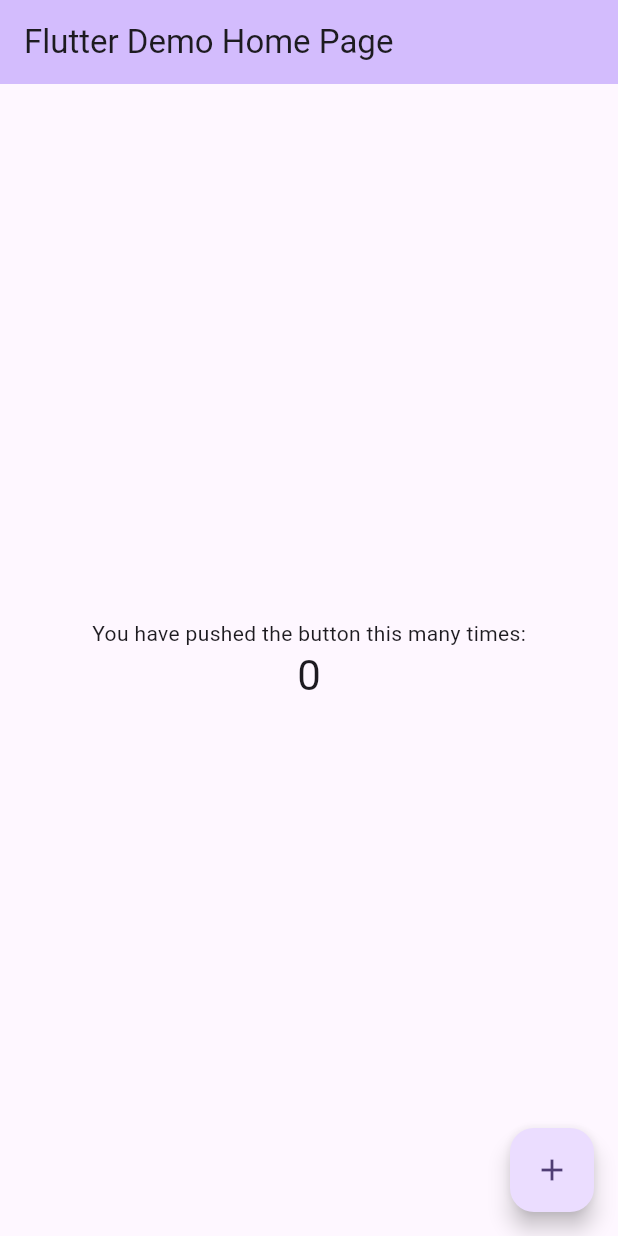
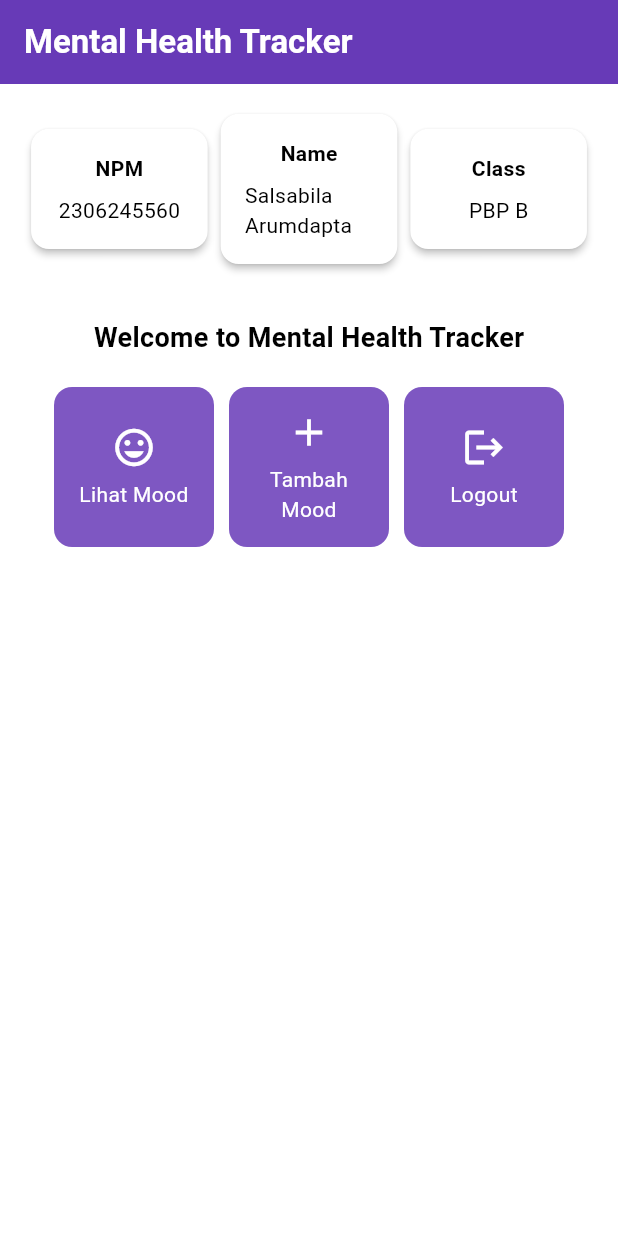
Before and after one commit to salsaaruum/mental-health-tracker-mobile, a Flutter app: the screen it shows after launch, on a phone screen of 412 x 824 dp. Run offline on Flutter 3.47's test engine with Material 3 defaults, Android fonts, the phone set to English and light mode, and no system bars.

Commit message:
Tutorial 6 Selesai

```diff
--- a/lib/main.dart
+++ b/lib/main.dart
@@ -1,4 +1,5 @@
 import 'package:flutter/material.dart';
+import 'package:mental_health_tracker_mobile/menu.dart';
 
 void main() {
   runApp(const MyApp());
@@ -28,98 +29,12 @@ class MyApp extends StatelessWidget {
         //
         // This works for code too, not just values: Most code changes can be
         // tested with just a hot reload.
-        colorScheme: ColorScheme.fromSeed(seedColor: Colors.deepPurple),
+         colorScheme: ColorScheme.fromSwatch(
+                primarySwatch: Colors.deepPurple,
+        ).copyWith(secondary: Colors.deepPurple[400]),
         useMaterial3: true,
       ),
-      home: const MyHomePage(title: 'Flutter Demo Home Page'),
+      home: MyHomePage(),
     );
   }
 }
-
-class MyHomePage extends StatefulWidget {
-  const MyHomePage({super.key, required this.title});
-
-  // This widget is the home page of your application. It is stateful, meaning
-  // that it has a State object (defined below) that contains fields that affect
-  // how it looks.
-
-  // This class is the configuration for the state. It holds the values (in this
-  // case the title) provided by the parent (in this case the App widget) and
-  // used by the build method of the State. Fields in a Widget subclass are
-  // always marked "final".
-
-  final String title;
-
-  @override
-  State<MyHomePage> createState() => _MyHomePageState();
-}
-
-class _MyHomePageState extends State<MyHomePage> {
-  int _counter = 0;
-
-  void _incrementCounter() {
-    setState(() {
-      // This call to setState tells the Flutter framework that something has
-      // changed in this State, which causes it to rerun the build method below
-      // so that the display can reflect the updated values. If we changed
-      // _counter without calling setState(), then the build method would not be
-      // called again, and so nothing would appear to happen.
-      _counter++;
-    });
-  }
-
-  @override
-  Widget build(BuildContext context) {
-    // This method is rerun every time setState is called, for instance as done
-    // by the _incrementCounter method above.
-    //
-    // The Flutter framework has been optimized to make rerunning build methods
-    // fast, so that you can just rebuild anything that needs updating rather
-    // than having to individually change instances of widgets.
-    return Scaffold(
-      appBar: AppBar(
-        // TRY THIS: Try changing the color here to a specific color (to
-        // Colors.amber, perhaps?) and trigger a hot reload to see the AppBar
-        // change color while the other colors stay the same.
-        backgroundColor: Theme.of(context).colorScheme.inversePrimary,
-        // Here we take the value from the MyHomePage object that was created by
-        // the App.build method, and use it to set our appbar title.
-        title: Text(widget.title),
-      ),
-      body: Center(
-        // Center is a layout widget. It takes a single child and positions it
-        // in the middle of the parent.
-        child: Column(
-          // Column is also a layout widget. It takes a list of children and
-          // arranges them vertically. By default, it sizes itself to fit its
-          // children horizontally, and tries to be as tall as its parent.
-          //
-          // Column has various properties to control how it sizes itself and
-          // how it positions its children. Here we use mainAxisAlignment to
-          // center the children vertically; the main axis here is the vertical
-          // axis because Columns are vertical (the cross axis would be
-          // horizontal).
-          //
-          // TRY THIS: Invoke "debug painting" (choose the "Toggle Debug Paint"
-          // action in the IDE, or press "p" in the console), to see the
-          // wireframe for each widget.
-          mainAxisAlignment: MainAxisAlignment.center,
-          children: <Widget>[
-            const Text(
-              'You have pushed the button this many times:',
-            ),
-            Text(
-              '$_counter',
-              style: Theme.of(context).textTheme.headlineMedium,
-            ),
-          ],
-        ),
-      ),
-      floatingActionButton: FloatingActionButton(
-        onPressed: _incrementCounter,
-        tooltip: 'Increment',
-        child: const Icon(Icons.add),
-      ), // This trailing comma makes auto-formatting nicer for build methods.
-    );
-  }
-}
--- /dev/null
+++ b/lib/menu.dart
@@ -0,0 +1,188 @@
+import 'package:flutter/material.dart';
+
+class MyHomePage extends StatelessWidget {
+  MyHomePage({super.key});
+
+    final String npm = '2306245560'; // NPM
+    final String name = 'Salsabila Arumdapta'; // Nama
+    final String className = 'PBP B'; // Kelas
+
+    final List<ItemHomepage> items = [
+         ItemHomepage("Lihat Mood", Icons.mood),
+         ItemHomepage("Tambah Mood", Icons.add),
+         ItemHomepage("Logout", Icons.logout),
+    ];
+
+   @override
+  Widget build(BuildContext context) {
+    // Scaffold menyediakan struktur dasar halaman dengan AppBar dan body.
+    return Scaffold(
+      // AppBar adalah bagian atas halaman yang menampilkan judul.
+      appBar: AppBar(
+        // Judul aplikasi "Mental Health Tracker" dengan teks putih dan tebal.
+        title: const Text(
+          'Mental Health Tracker',
+          style: TextStyle(
+            color: Colors.white,
+            fontWeight: FontWeight.bold,
+          ),
+        ),
+        // Warna latar belakang AppBar diambil dari skema warna tema aplikasi.
+        backgroundColor: Theme.of(context).colorScheme.primary,
+      ),
+      // Body halaman dengan padding di sekelilingnya.
+      body: Padding(
+        padding: const EdgeInsets.all(16.0),
+        // Menyusun widget secara vertikal dalam sebuah kolom.
+        child: Column(
+          crossAxisAlignment: CrossAxisAlignment.center,
+          children: [
+            // Row untuk menampilkan 3 InfoCard secara horizontal.
+            Row(
+              mainAxisAlignment: MainAxisAlignment.spaceEvenly,
+              children: [
+                InfoCard(title: 'NPM', content: npm),
+                InfoCard(title: 'Name', content: name),
+                InfoCard(title: 'Class', content: className),
+              ],
+            ),
+
+            // Memberikan jarak vertikal 16 unit.
+            const SizedBox(height: 16.0),
+
+            // Menempatkan widget berikutnya di tengah halaman.
+            Center(
+              child: Column(
+                // Menyusun teks dan grid item secara vertikal.
+
+                children: [
+                  // Menampilkan teks sambutan dengan gaya tebal dan ukuran 18.
+                  const Padding(
+                    padding: EdgeInsets.only(top: 16.0),
+                    child: Text(
+                      'Welcome to Mental Health Tracker',
+                      style: TextStyle(
+                        fontWeight: FontWeight.bold,
+                        fontSize: 18.0,
+                      ),
+                    ),
+                  ),
+
+                  // Grid untuk menampilkan ItemCard dalam bentuk grid 3 kolom.
+                  GridView.count(
+                    primary: true,
+                    padding: const EdgeInsets.all(20),
+                    crossAxisSpacing: 10,
+                    mainAxisSpacing: 10,
+                    crossAxisCount: 3,
+                    // Agar grid menyesuaikan tinggi kontennya.
+                    shrinkWrap: true,
+
+                    // Menampilkan ItemCard untuk setiap item dalam list items.
+                    children: items.map((ItemHomepage item) {
+                      return ItemCard(item);
+                    }).toList(),
+                  ),
+                ],
+              ),
+            ),
+          ],
+        ),
+      ),
+    );
+  }
+}
+
+class InfoCard extends StatelessWidget {
+  // Kartu informasi yang menampilkan title dan content.
+
+  final String title;  // Judul kartu.
+  final String content;  // Isi kartu.
+
+  const InfoCard({super.key, required this.title, required this.content});
+
+  @override
+  Widget build(BuildContext context) {
+    return Card(
+      // Membuat kotak kartu dengan bayangan dibawahnya.
+      elevation: 2.0,
+      child: Container(
+        // Mengatur ukuran dan jarak di dalam kartu.
+        width: MediaQuery.of(context).size.width / 3.5, // menyesuaikan dengan lebar device yang digunakan.
+        padding: const EdgeInsets.all(16.0),
+        // Menyusun title dan content secara vertikal.
+        child: Column(
+          children: [
+            Text(
+              title,
+              style: const TextStyle(fontWeight: FontWeight.bold),
+            ),
+            const SizedBox(height: 8.0),
+            Text(content),
+          ],
+        ),
+      ),
+    );
+  }
+}
+
+class ItemHomepage {
+     final String name;
+     final IconData icon;
+
+     ItemHomepage(this.name, this.icon);
+}
+
+class ItemCard extends StatelessWidget {
+  // Menampilkan kartu dengan ikon dan nama.
+
+  final ItemHomepage item;
+
+  const ItemCard(this.item, {super.key});
+
+  @override
+  Widget build(BuildContext context) {
+    return Material(
+      // Menentukan warna latar belakang dari tema aplikasi.
+      color: Theme.of(context).colorScheme.secondary,
+      // Membuat sudut kartu melengkung.
+      borderRadius: BorderRadius.circular(12),
+
+      child: InkWell(
+        // Aksi ketika kartu ditekan.
+        onTap: () {
+          // Menampilkan pesan SnackBar saat kartu ditekan.
+          ScaffoldMessenger.of(context)
+            ..hideCurrentSnackBar()
+            ..showSnackBar(
+              SnackBar(content: Text("Kamu telah menekan tombol ${item.name}!"))
+            );
+        },
+        // Container untuk menyimpan Icon dan Text
+        child: Container(
+          padding: const EdgeInsets.all(8),
+          child: Center(
+            child: Column(
+              // Menyusun ikon dan teks di tengah kartu.
+              mainAxisAlignment: MainAxisAlignment.center,
+              children: [
+                Icon(
+                  item.icon,
+                  color: Colors.white,
+                  size: 30.0,
+                ),
+                const Padding(padding: EdgeInsets.all(3)),
+                Text(
+                  item.name,
+                  textAlign: TextAlign.center,
+                  style: const TextStyle(color: Colors.white),
+                ),
+              ],
+            ),
+          ),
+        ),
+      ),
+    );
+  }
+
+}
```
